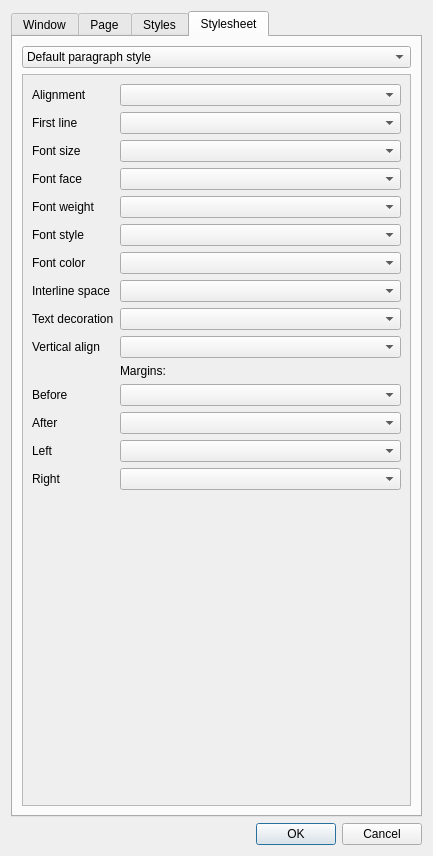
Above: src/settings.ui from CrazyCoder/crqt-ng before the change. Below: the same form after it.
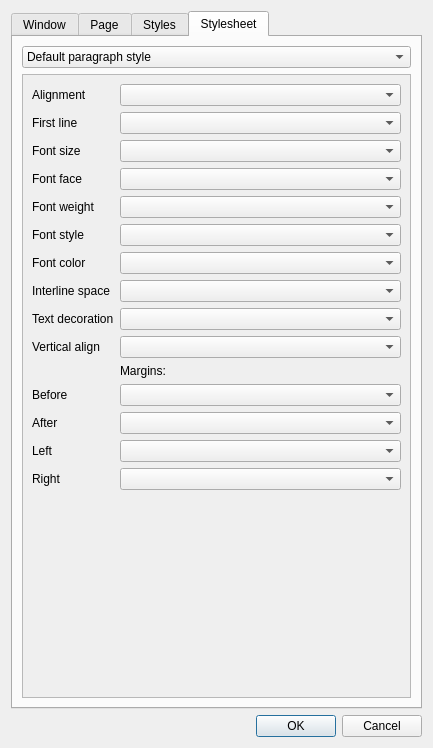
That is the form after the change. The open tabs and pages were chosen to show the change. Icons and pictures are not drawn.

Commit message: Settings, "window" tab: "Open last book" option renamed to "restore session" Settings, win32: abnormally large dialog window fixed.

Patch:
```diff
--- a/src/settings.ui
+++ b/src/settings.ui
@@ -10,7 +10,7 @@
     <x>0</x>
     <y>0</y>
     <width>433</width>
-    <height>856</height>
+    <height>715</height>
    </rect>
   </property>
   <property name="sizePolicy">
@@ -1841,8 +1841,8 @@
              <rect>
               <x>0</x>
               <y>0</y>
-              <width>389</width>
-              <height>720</height>
+              <width>387</width>
+              <height>594</height>
              </rect>
             </property>
             <layout class="QVBoxLayout" name="verticalLayout_9">
```
Left out of the diff: 18 changed lines with no effect on the pictures. The commit also changes 5 other files.
